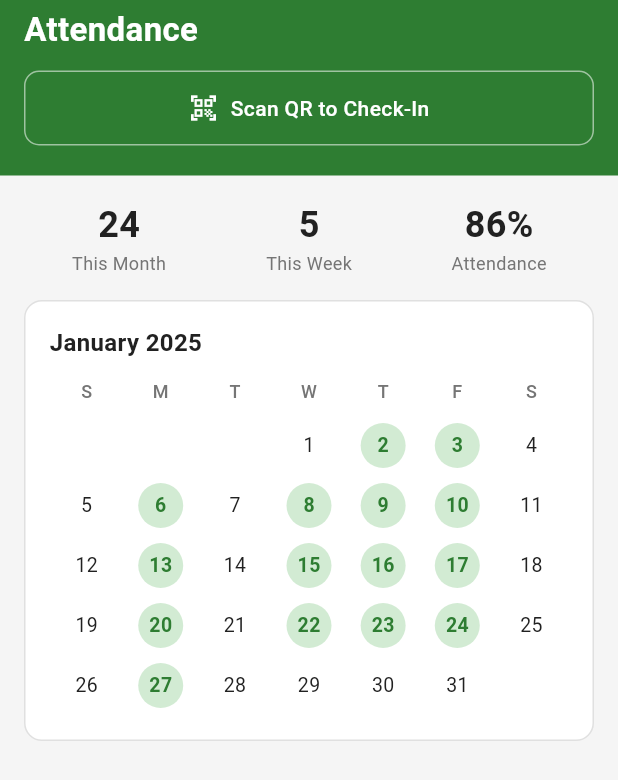
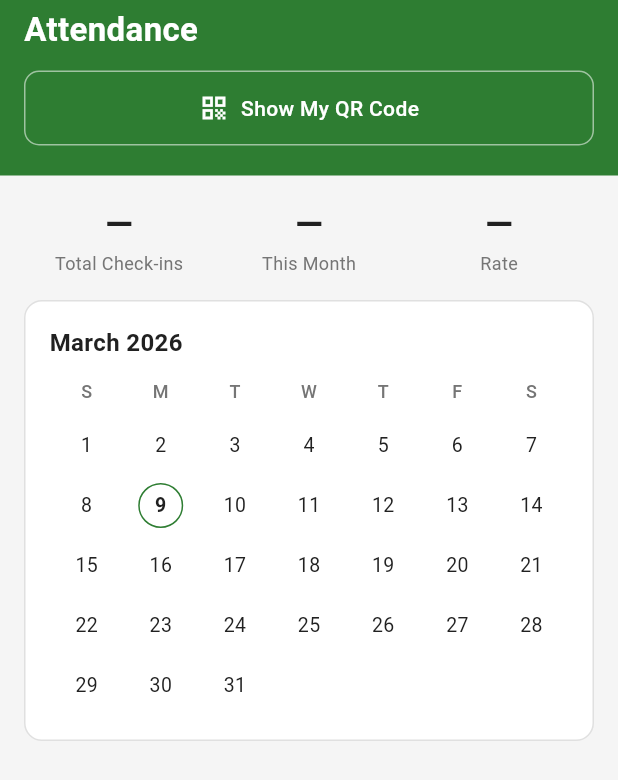
Before and after one commit to AbhigyaPun/GymBhai, a Flutter app: the AttendanceScreen screen opened directly, on a phone screen of 412 x 824 dp. Shown: the top 780 px of the screen. Run offline on Flutter 3.47's test engine with Material 3 defaults, Android fonts, the phone set to English and light mode, and no system bars; our stand-ins replace flutter_secure_storage, qr_flutter; accounts and stored records are empty.

Commit message:
update attendance screen with QR button

```diff
--- a/frontend/lib/screens/attendance_screen.dart
+++ b/frontend/lib/screens/attendance_screen.dart
@@ -1,5 +1,10 @@
+import 'dart:convert';
 import 'package:flutter/material.dart';
+import 'package:http/http.dart' as http;
 import '../theme/app_theme.dart';
+import '../services/auth_service.dart';
+import '../config/app_config.dart';
+import 'qr_screen.dart';
 
 class AttendanceScreen extends StatefulWidget {
   const AttendanceScreen({super.key});
@@ -9,17 +14,54 @@ class AttendanceScreen extends StatefulWidget {
 }
 
 class _AttendanceScreenState extends State<AttendanceScreen> {
-  // Dates with check-ins in January 2025
-  final Set<int> _checkedDays = {2, 3, 6, 8, 9, 10, 13, 15, 16, 17, 20, 22, 23, 24, 27};
+  List<Map<String, dynamic>> _records = [];
+  bool _loading = true;
+  String? _error;
+
+  // For calendar — days that have a check-in this month
+  Set<int> _checkedDaysThisMonth = {};
+  int _totalCheckins = 0;
+
+  @override
+  void initState() {
+    super.initState();
+    _loadAttendance();
+  }
+
+  Future<void> _loadAttendance() async {
+    setState(() { _loading = true; _error = null; });
+
+    try {
+      final member = await AuthService.getMember();
+      if (member == null) return;
+
+      // We use the checkins count from saved member data
+      // and load attendance from a member-specific endpoint if available
+      // For now we calculate from the stored member data
+      setState(() {
+        _totalCheckins = member['checkins'] ?? 0;
+        _loading = false;
+      });
+    } catch (e) {
+      setState(() { _error = 'Failed to load attendance'; _loading = false; });
+    }
+  }
 
   @override
   Widget build(BuildContext context) {
+    final now = DateTime.now();
+    final monthName = _monthName(now.month);
+
     return Scaffold(
       backgroundColor: AppTheme.scaffoldBg,
-      body: SingleChildScrollView(
+      body: RefreshIndicator(
+        color: AppTheme.primaryGreen,
+        onRefresh: _loadAttendance,
+        child: SingleChildScrollView(
+          physics: const AlwaysScrollableScrollPhysics(),
           child: Column(
             children: [
-            // Green header
+              // ── Green Header ──────────────────────────────
               Container(
                 width: double.infinity,
                 color: AppTheme.primaryGreen,
@@ -27,11 +69,18 @@ class _AttendanceScreenState extends State<AttendanceScreen> {
                 child: Column(
                   crossAxisAlignment: CrossAxisAlignment.start,
                   children: [
-                  const Text('Attendance', style: TextStyle(color: Colors.white, fontSize: 22, fontWeight: FontWeight.bold)),
+                    const Text('Attendance',
+                        style: TextStyle(color: Colors.white, fontSize: 22, fontWeight: FontWeight.bold)),
                     const SizedBox(height: 12),
-                  // QR Scan Button
+                    // QR Button → opens QR screen
                     InkWell(
-                    onTap: () => _showQRDialog(context),
+                      onTap: () async {
+                        await Navigator.push(
+                          context,
+                          MaterialPageRoute(builder: (_) => const QRScreen()),
+                        );
+                        _loadAttendance(); // refresh after returning
+                      },
                       child: Container(
                         padding: const EdgeInsets.symmetric(vertical: 14),
                         decoration: BoxDecoration(
@@ -41,9 +90,10 @@ class _AttendanceScreenState extends State<AttendanceScreen> {
                         child: const Row(
                           mainAxisAlignment: MainAxisAlignment.center,
                           children: [
-                          Icon(Icons.qr_code_scanner, color: Colors.white, size: 20),
+                            Icon(Icons.qr_code, color: Colors.white, size: 20),
                             SizedBox(width: 8),
-                          Text('Scan QR to Check-In', style: TextStyle(color: Colors.white, fontWeight: FontWeight.w500)),
+                            Text('Show My QR Code',
+                                style: TextStyle(color: Colors.white, fontWeight: FontWeight.w500)),
                           ],
                         ),
                       ),
@@ -51,18 +101,29 @@ class _AttendanceScreenState extends State<AttendanceScreen> {
                   ],
                 ),
               ),
-            // Stats
+
+              // ── Stats ─────────────────────────────────────
               Padding(
                 padding: const EdgeInsets.all(16),
                 child: Row(
                   children: [
-                  Expanded(child: _AttendanceStat(value: '24', label: 'This Month')),
-                  Expanded(child: _AttendanceStat(value: '5', label: 'This Week')),
-                  Expanded(child: _AttendanceStat(value: '86%', label: 'Attendance')),
+                    Expanded(child: _AttendanceStat(
+                      value: _loading ? '—' : '$_totalCheckins',
+                      label: 'Total Check-ins',
+                    )),
+                    Expanded(child: _AttendanceStat(
+                      value: _loading ? '—' : '${_checkedDaysThisMonth.length}',
+                      label: 'This Month',
+                    )),
+                    Expanded(child: _AttendanceStat(
+                      value: _loading ? '—' : _attendanceRate(),
+                      label: 'Rate',
+                    )),
                   ],
                 ),
               ),
-            // Calendar
+
+              // ── Calendar ──────────────────────────────────
               Container(
                 margin: const EdgeInsets.symmetric(horizontal: 16),
                 padding: const EdgeInsets.all(16),
@@ -74,40 +135,60 @@ class _AttendanceScreenState extends State<AttendanceScreen> {
                 child: Column(
                   crossAxisAlignment: CrossAxisAlignment.start,
                   children: [
-                  const Text('January 2025',
-                      style: TextStyle(fontSize: 16, fontWeight: FontWeight.bold, color: AppTheme.textDark)),
+                    Text('$monthName ${now.year}',
+                        style: const TextStyle(
+                            fontSize: 16, fontWeight: FontWeight.bold, color: AppTheme.textDark)),
                     const SizedBox(height: 12),
-                  // Day headers
                     Row(
                       mainAxisAlignment: MainAxisAlignment.spaceAround,
-                    children: ['S', 'M', 'T', 'W', 'T', 'F', 'S']
+                      children: ['S','M','T','W','T','F','S']
                           .map((d) => SizedBox(
                                 width: 36,
                                 child: Center(
                                   child: Text(d,
-                                    style: const TextStyle(fontSize: 12, fontWeight: FontWeight.w500, color: AppTheme.textGrey)),
+                                      style: const TextStyle(
+                                          fontSize: 12, fontWeight: FontWeight.w500, color: AppTheme.textGrey)),
                                 ),
                               ))
                           .toList(),
                     ),
                     const SizedBox(height: 8),
-                  // Calendar grid - January 2025 starts on Wednesday (index 3)
-                  _buildCalendarGrid(),
+                    _buildCalendarGrid(now),
                   ],
                 ),
               ),
+
+              // ── Error ─────────────────────────────────────
+              if (_error != null)
+                Padding(
+                  padding: const EdgeInsets.all(16),
+                  child: Container(
+                    width: double.infinity,
+                    padding: const EdgeInsets.all(12),
+                    decoration: BoxDecoration(
+                      color: Colors.red.shade50,
+                      borderRadius: BorderRadius.circular(8),
+                      border: Border.all(color: Colors.red.shade200),
+                    ),
+                    child: Text(_error!, style: TextStyle(color: Colors.red.shade700, fontSize: 13)),
+                  ),
+                ),
+
               const SizedBox(height: 24),
             ],
+          ),
         ),
       ),
     );
   }
 
-  Widget _buildCalendarGrid() {
-    const startOffset = 3; // Wednesday
-    const daysInMonth = 31;
-    final cells = List<int?>.filled(startOffset, null) + List<int?>.generate(daysInMonth, (i) => i + 1);
-    // Pad to complete last row
+  Widget _buildCalendarGrid(DateTime now) {
+    final firstDay = DateTime(now.year, now.month, 1);
+    final startOffset = firstDay.weekday % 7; // Sunday = 0
+    final daysInMonth = DateTime(now.year, now.month + 1, 0).day;
+
+    final cells = List<int?>.filled(startOffset, null) +
+        List<int?>.generate(daysInMonth, (i) => i + 1);
     while (cells.length % 7 != 0) { cells.add(null); }
 
     return Column(
@@ -119,17 +200,21 @@ class _AttendanceScreenState extends State<AttendanceScreen> {
             children: List.generate(7, (col) {
               final day = cells[row * 7 + col];
               if (day == null) return const SizedBox(width: 36, height: 36);
-              final isChecked = _checkedDays.contains(day);
+              final isChecked = _checkedDaysThisMonth.contains(day);
+              final isToday = day == now.day;
               return SizedBox(
-                width: 36,
-                height: 36,
+                width: 36, height: 36,
                 child: Center(
                   child: Container(
-                    width: 30,
-                    height: 30,
+                    width: 30, height: 30,
                     decoration: isChecked
                         ? BoxDecoration(
-                            color: AppTheme.lightGreen.withValues(alpha: 0.25),
+                            color: AppTheme.primaryGreen.withValues(alpha: 0.2),
+                            shape: BoxShape.circle,
+                          )
+                        : isToday
+                            ? BoxDecoration(
+                                border: Border.all(color: AppTheme.primaryGreen),
                                 shape: BoxShape.circle,
                               )
                             : null,
@@ -138,7 +223,7 @@ class _AttendanceScreenState extends State<AttendanceScreen> {
                         '$day',
                         style: TextStyle(
                           fontSize: 13,
-                          fontWeight: isChecked ? FontWeight.w600 : FontWeight.normal,
+                          fontWeight: isChecked || isToday ? FontWeight.w600 : FontWeight.normal,
                           color: isChecked ? AppTheme.primaryGreen : AppTheme.textDark,
                         ),
                       ),
@@ -153,18 +238,18 @@ class _AttendanceScreenState extends State<AttendanceScreen> {
     );
   }
 
-  void _showQRDialog(BuildContext context) {
-    showDialog(
-      context: context,
-      builder: (_) => AlertDialog(
-        title: const Text('QR Check-In'),
-        content: const SizedBox(
-          height: 200,
-          child: Center(child: Icon(Icons.qr_code, size: 150, color: AppTheme.primaryGreen)),
-        ),
-        actions: [TextButton(onPressed: () => Navigator.pop(context), child: const Text('Close'))],
-      ),
-    );
+  String _attendanceRate() {
+    final now = DateTime.now();
+    final daysSoFar = now.day;
+    if (daysSoFar == 0) return '0%';
+    final rate = (_checkedDaysThisMonth.length / daysSoFar * 100).round();
+    return '$rate%';
+  }
+
+  String _monthName(int month) {
+    const names = ['','January','February','March','April','May','June',
+        'July','August','September','October','November','December'];
+    return names[month];
   }
 }
 
```
Lines whose indentation alone changed are shown as unchanged.
